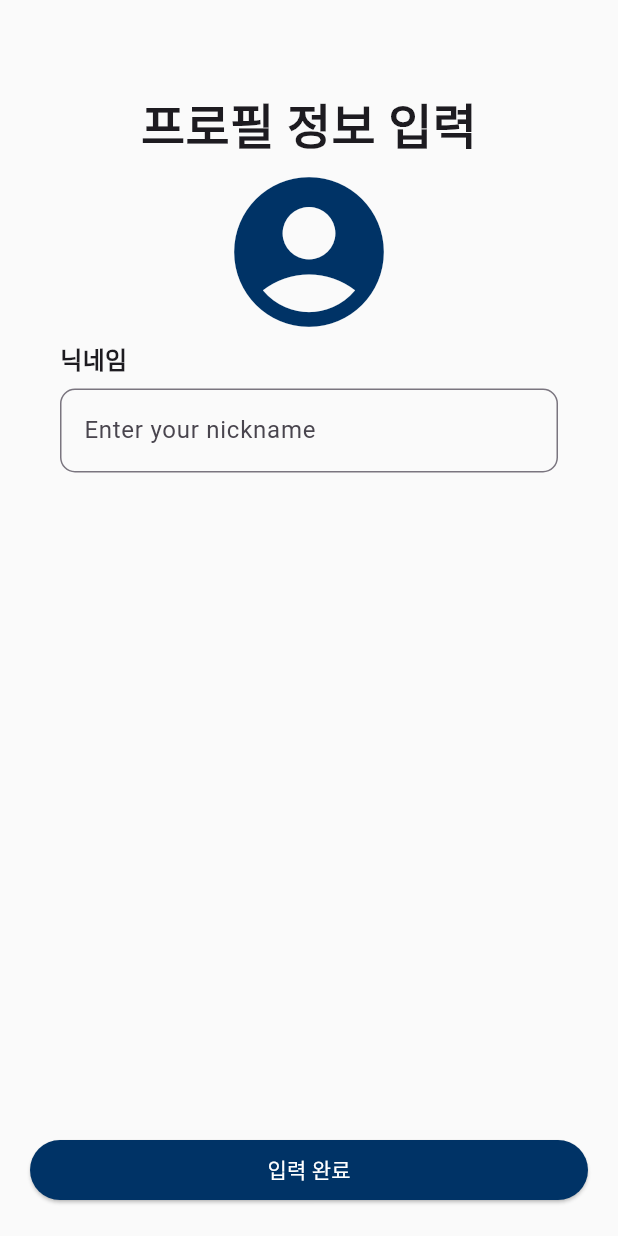
After one commit to ENKH123/MiddleProject_ofcourse_ofcourse, a Flutter app: the screen it shows after launch, on a phone screen of 412 x 824 dp. The commit adds this screen. Run offline on Flutter 3.47's test engine with Material 3 defaults, Android fonts, the phone set to English and light mode, and no system bars.

Commit message:
register screen complete

```diff
--- a/lib/main.dart
+++ b/lib/main.dart
@@ -1,5 +1,5 @@
 import 'package:flutter/material.dart';
-import 'package:of_course/screens/alert_screen.dart';
+import 'package:of_course/screens/register_screen.dart';
 
 void main() {
   runApp(const MyApp());
@@ -31,7 +31,7 @@ class MyApp extends StatelessWidget {
         // tested with just a hot reload.
         colorScheme: ColorScheme.fromSeed(seedColor: Colors.deepPurple),
       ),
-      home: const AlertScreen(),
+      home: const RegisterScreen(),
     );
   }
 }
--- /dev/null
+++ b/lib/screens/register_screen.dart
@@ -0,0 +1,111 @@
+import 'package:flutter/material.dart';
+
+class RegisterScreen extends StatelessWidget {
+  const RegisterScreen({super.key});
+
+  @override
+  Widget build(BuildContext context) {
+    return Scaffold(
+      backgroundColor: Color(0xffFAFAFA),
+      body: SafeArea(
+        child: Padding(
+          padding: const EdgeInsets.all(20.0),
+          child: Column(
+            mainAxisAlignment: MainAxisAlignment.spaceBetween,
+            children: [
+              Column(
+                children: [
+                  SizedBox(height: 40),
+                  Text(
+                    "프로필 정보 입력",
+                    style: TextStyle(fontSize: 32, fontWeight: FontWeight.bold),
+                  ),
+                  ProfileImage(),
+                  NicknameTextField(),
+                ],
+              ),
+              CompleteButton(),
+            ],
+          ),
+        ),
+      ),
+    );
+  }
+}
+
+class ProfileImage extends StatelessWidget {
+  const ProfileImage({super.key});
+
+  @override
+  Widget build(BuildContext context) {
+    return GestureDetector(
+      onTap: () {
+        print('Box가 클릭되었습니다!');
+      },
+      child: ClipRRect(
+        borderRadius: BorderRadius.circular(50),
+        child: Icon(
+          Icons.account_circle_sharp,
+          size: 120,
+          color: Color(0xff003366),
+          fill: 1.0,
+        ),
+      ),
+    );
+  }
+}
+
+class CompleteButton extends StatelessWidget {
+  const CompleteButton({super.key});
+
+  @override
+  Widget build(BuildContext context) {
+    return SizedBox(
+      width: double.maxFinite,
+      child: ElevatedButton(
+        style: ElevatedButton.styleFrom(backgroundColor: Color(0xff003366)),
+        onPressed: () {
+          print("입력 완료 버튼 눌림");
+        },
+        child: Text("입력 완료", style: TextStyle(color: Colors.white)),
+      ),
+    );
+  }
+}
+
+class NicknameTextField extends StatelessWidget {
+  const NicknameTextField({super.key});
+
+  @override
+  Widget build(BuildContext context) {
+    return Padding(
+      padding: EdgeInsets.fromLTRB(20.0, 0.0, 20.0, 10.0),
+      child: Column(
+        crossAxisAlignment: CrossAxisAlignment.start,
+        spacing: 8,
+        children: [
+          Text(
+            "닉네임",
+            style: TextStyle(fontSize: 16, fontWeight: FontWeight.bold),
+          ),
+          TextField(
+            decoration: InputDecoration(
+              hintText: 'Enter your nickname',
+              focusedBorder: OutlineInputBorder(
+                borderRadius: BorderRadius.all(Radius.circular(10.0)),
+                // 텍스트 필드 테두리
+                // borderSide: BorderSide(
+                //   width: 1,
+                //   color: Colors.redAccent,
+                // ),
+              ),
+              border: OutlineInputBorder(
+                borderRadius: BorderRadius.all(Radius.circular(10.0)),
+              ),
+            ),
+          ),
+        ],
+      ),
+    );
+  }
+}
```
